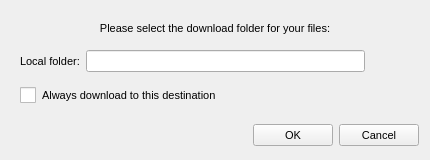
Above: src/MEGASync/gui/win/DownloadFromMegaDialog.ui from meganz/MEGAsync before the change. Below: the same form after it.
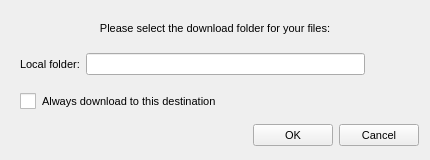
That is the form after the change. Icons and pictures are not drawn.

Diff of the .ui file:
```diff
--- a/src/MEGASync/gui/win/DownloadFromMegaDialog.ui
+++ b/src/MEGASync/gui/win/DownloadFromMegaDialog.ui
@@ -53,6 +53,9 @@
 </string>
   </property>
   <layout class="QVBoxLayout" name="verticalLayout">
+   <property name="spacing">
+    <number>0</number>
+   </property>
    <item>
     <widget class="QLabel" name="infoLabel">
      <property name="minimumSize">
```
